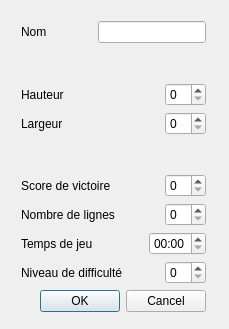
This is view/configdialog.ui in g-jouret/projetTetris as Qt 5 draws it before an edit. The edited form follows.
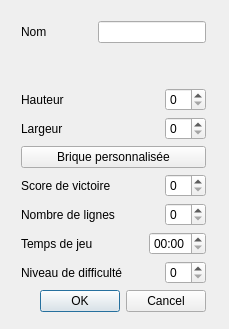
This is the edited form.

```diff
--- a/view/configdialog.ui
+++ b/view/configdialog.ui
@@ -118,17 +118,11 @@
      </layout>
     </item>
     <item>
-     <spacer name="verticalSpacer_2">
-      <property name="orientation">
-       <enum>Qt::Vertical</enum>
+     <widget class="QPushButton" name="bricSetter">
+      <property name="text">
+       <string>Brique personnalisée</string>
       </property>
-      <property name="sizeHint" stdset="0">
-       <size>
-        <width>20</width>
-        <height>20</height>
-       </size>
-      </property>
-     </spacer>
+     </widget>
     </item>
     <item>
      <layout class="QHBoxLayout" name="horizontalLayout_5">
```
